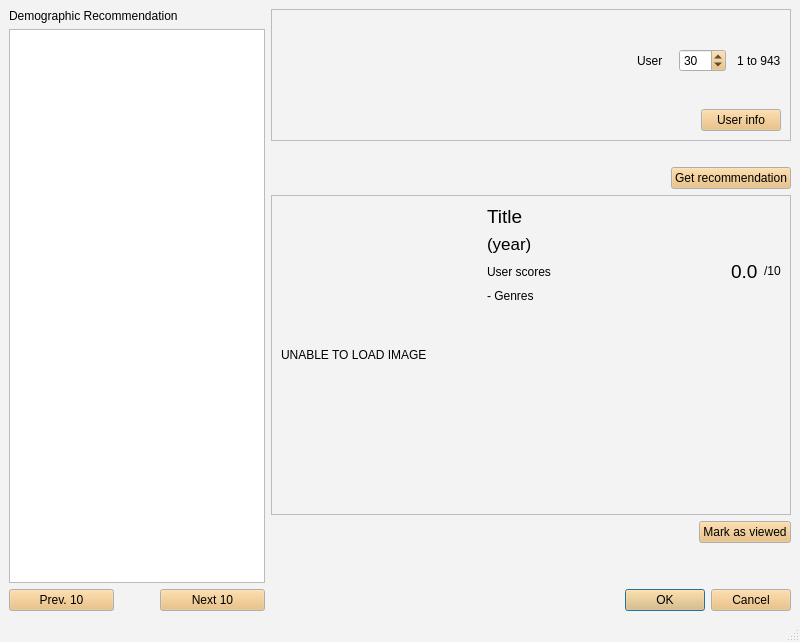
Above: views/UIs/demographicRecommendationWindow.ui from Pasqmg/Recomendador before the change. Below: the same form after it.
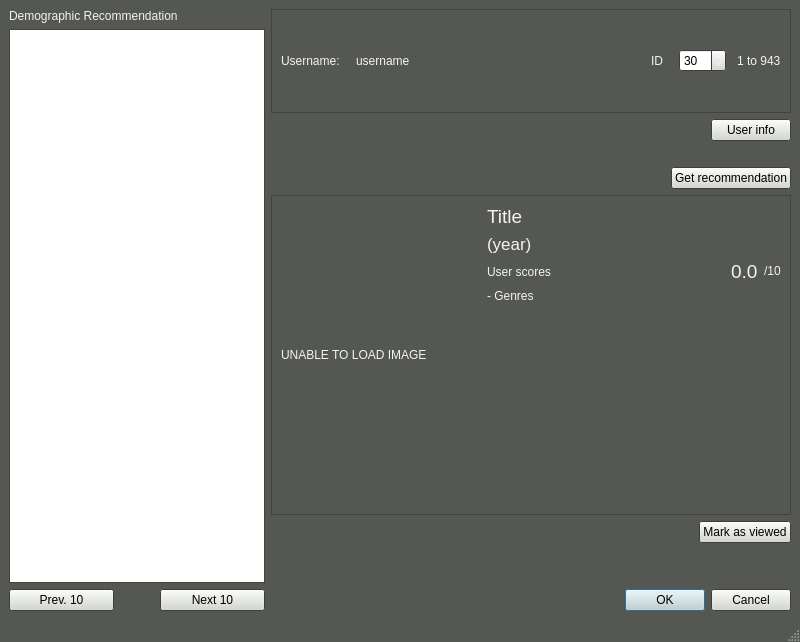
That is the form after the change. Icons and pictures are not drawn.

Commit message: Username label

```diff
--- a/views/UIs/demographicRecommendationWindow.ui
+++ b/views/UIs/demographicRecommendationWindow.ui
@@ -16,18 +16,18 @@
      <colorrole role="WindowText">
       <brush brushstyle="SolidPattern">
        <color alpha="255">
-        <red>0</red>
-        <green>0</green>
-        <blue>0</blue>
+        <red>243</red>
+        <green>243</green>
+        <blue>243</blue>
        </color>
       </brush>
      </colorrole>
      <colorrole role="Button">
       <brush brushstyle="SolidPattern">
        <color alpha="255">
-        <red>233</red>
-        <green>185</green>
-        <blue>110</blue>
+        <red>211</red>
+        <green>215</green>
+        <blue>207</blue>
        </color>
       </brush>
      </colorrole>
@@ -35,35 +35,35 @@
       <brush brushstyle="SolidPattern">
        <color alpha="255">
         <red>255</red>
-        <green>240</green>
-        <blue>215</blue>
+        <green>255</green>
+        <blue>255</blue>
        </color>
       </brush>
      </colorrole>
      <colorrole role="Midlight">
       <brush brushstyle="SolidPattern">
        <color alpha="255">
-        <red>244</red>
-        <green>212</green>
-        <blue>162</blue>
+        <red>233</red>
+        <green>235</green>
+        <blue>231</blue>
        </color>
       </brush>
      </colorrole>
      <colorrole role="Dark">
       <brush brushstyle="SolidPattern">
        <color alpha="255">
-        <red>116</red>
-        <green>92</green>
-        <blue>55</blue>
+        <red>105</red>
+        <green>107</green>
+        <blue>103</blue>
        </color>
       </brush>
      </colorrole>
      <colorrole role="Mid">
       <brush brushstyle="SolidPattern">
        <color alpha="255">
-        <red>155</red>
-        <green>123</green>
-        <blue>73</blue>
+        <red>141</red>
+        <green>143</green>
+        <blue>138</blue>
        </color>
       </brush>
      </colorrole>
@@ -106,27 +106,27 @@
      <colorrole role="Window">
       <brush brushstyle="SolidPattern">
        <color alpha="255">
-        <red>243</red>
-        <green>243</green>
-        <blue>243</blue>
+        <red>85</red>
+        <green>87</green>
+        <blue>83</blue>
        </color>
       </brush>
      </colorrole>
      <colorrole role="Shadow">
       <brush brushstyle="SolidPattern">
        <color alpha="255">
-        <red>0</red>
-        <green>0</green>
-        <blue>0</blue>
+        <red>136</red>
+        <green>138</green>
+        <blue>133</blue>
        </color>
       </brush>
      </colorrole>
      <colorrole role="AlternateBase">
       <brush brushstyle="SolidPattern">
        <color alpha="255">
-        <red>244</red>
-        <green>220</green>
-        <blue>182</blue>
+        <red>233</red>
+        <green>235</green>
+        <blue>231</blue>
        </color>
       </brush>
      </colorrole>
@@ -153,18 +153,18 @@
      <colorrole role="WindowText">
       <brush brushstyle="SolidPattern">
        <color alpha="255">
-        <red>0</red>
-        <green>0</green>
-        <blue>0</blue>
+        <red>243</red>
+        <green>243</green>
+        <blue>243</blue>
        </color>
       </brush>
      </colorrole>
      <colorrole role="Button">
       <brush brushstyle="SolidPattern">
        <color alpha="255">
-        <red>233</red>
-        <green>185</green>
-        <blue>110</blue>
+        <red>211</red>
+        <green>215</green>
+        <blue>207</blue>
        </color>
       </brush>
      </colorrole>
@@ -172,35 +172,35 @@
       <brush brushstyle="SolidPattern">
        <color alpha="255">
         <red>255</red>
-        <green>240</green>
-        <blue>215</blue>
+        <green>255</green>
+        <blue>255</blue>
        </color>
       </brush>
      </colorrole>
      <colorrole role="Midlight">
       <brush brushstyle="SolidPattern">
        <color alpha="255">
-        <red>244</red>
-        <green>212</green>
-        <blue>162</blue>
+        <red>233</red>
+        <green>235</green>
+        <blue>231</blue>
        </color>
       </brush>
      </colorrole>
      <colorrole role="Dark">
       <brush brushstyle="SolidPattern">
        <color alpha="255">
-        <red>116</red>
-        <green>92</green>
-        <blue>55</blue>
+        <red>105</red>
+        <green>107</green>
+        <blue>103</blue>
        </color>
       </brush>
      </colorrole>
      <colorrole role="Mid">
       <brush brushstyle="SolidPattern">
        <color alpha="255">
-        <red>155</red>
-        <green>123</green>
-        <blue>73</blue>
+        <red>141</red>
+        <green>143</green>
+        <blue>138</blue>
        </color>
       </brush>
      </colorrole>
@@ -243,27 +243,27 @@
      <colorrole role="Window">
       <brush brushstyle="SolidPattern">
        <color alpha="255">
-        <red>243</red>
-        <green>243</green>
-        <blue>243</blue>
+        <red>85</red>
+        <green>87</green>
+        <blue>83</blue>
        </color>
       </brush>
      </colorrole>
      <colorrole role="Shadow">
       <brush brushstyle="SolidPattern">
        <color alpha="255">
-        <red>0</red>
-        <green>0</green>
-        <blue>0</blue>
+        <red>136</red>
+        <green>138</green>
+        <blue>133</blue>
        </color>
       </brush>
      </colorrole>
      <colorrole role="AlternateBase">
       <brush brushstyle="SolidPattern">
        <color alpha="255">
-        <red>244</red>
-        <green>220</green>
-        <blue>182</blue>
+        <red>233</red>
+        <green>235</green>
+        <blue>231</blue>
        </color>
       </brush>
      </colorrole>
@@ -290,18 +290,18 @@
      <colorrole role="WindowText">
       <brush brushstyle="SolidPattern">
        <color alpha="255">
-        <red>116</red>
-        <green>92</green>
-        <blue>55</blue>
+        <red>105</red>
+        <green>107</green>
+        <blue>103</blue>
        </color>
       </brush>
      </colorrole>
      <colorrole role="Button">
       <brush brushstyle="SolidPattern">
        <color alpha="255">
-        <red>233</red>
-        <green>185</green>
-        <blue>110</blue>
+        <red>211</red>
+        <green>215</green>
+        <blue>207</blue>
        </color>
       </brush>
      </colorrole>
@@ -309,44 +309,44 @@
       <brush brushstyle="SolidPattern">
        <color alpha="255">
         <red>255</red>
-        <green>240</green>
-        <blue>215</blue>
+        <green>255</green>
+        <blue>255</blue>
        </color>
       </brush>
      </colorrole>
      <colorrole role="Midlight">
       <brush brushstyle="SolidPattern">
        <color alpha="255">
-        <red>244</red>
-        <green>212</green>
-        <blue>162</blue>
+        <red>233</red>
+        <green>235</green>
+        <blue>231</blue>
        </color>
       </brush>
      </colorrole>
      <colorrole role="Dark">
       <brush brushstyle="SolidPattern">
        <color alpha="255">
-        <red>116</red>
-        <green>92</green>
-        <blue>55</blue>
+        <red>105</red>
+        <green>107</green>
+        <blue>103</blue>
        </color>
       </brush>
      </colorrole>
      <colorrole role="Mid">
       <brush brushstyle="SolidPattern">
        <color alpha="255">
-        <red>155</red>
-        <green>123</green>
-        <blue>73</blue>
+        <red>141</red>
+        <green>143</green>
+        <blue>138</blue>
        </color>
       </brush>
      </colorrole>
      <colorrole role="Text">
       <brush brushstyle="SolidPattern">
        <color alpha="255">
-        <red>116</red>
-        <green>92</green>
-        <blue>55</blue>
+        <red>105</red>
+        <green>107</green>
+        <blue>103</blue>
        </color>
       </brush>
      </colorrole>
@@ -362,45 +362,45 @@
      <colorrole role="ButtonText">
       <brush brushstyle="SolidPattern">
        <color alpha="255">
-        <red>116</red>
-        <green>92</green>
-        <blue>55</blue>
+        <red>105</red>
+        <green>107</green>
+        <blue>103</blue>
        </color>
       </brush>
      </colorrole>
      <colorrole role="Base">
       <brush brushstyle="SolidPattern">
        <color alpha="255">
-        <red>243</red>
-        <green>243</green>
-        <blue>243</blue>
+        <red>85</red>
+        <green>87</green>
+        <blue>83</blue>
        </color>
       </brush>
      </colorrole>
      <colorrole role="Window">
       <brush brushstyle="SolidPattern">
        <color alpha="255">
-        <red>243</red>
-        <green>243</green>
-        <blue>243</blue>
+        <red>85</red>
+        <green>87</green>
+        <blue>83</blue>
        </color>
       </brush>
      </colorrole>
      <colorrole role="Shadow">
       <brush brushstyle="SolidPattern">
        <color alpha="255">
-        <red>0</red>
-        <green>0</green>
-        <blue>0</blue>
+        <red>136</red>
+        <green>138</green>
+        <blue>133</blue>
        </color>
       </brush>
      </colorrole>
      <colorrole role="AlternateBase">
       <brush brushstyle="SolidPattern">
        <color alpha="255">
-        <red>233</red>
-        <green>185</green>
-        <blue>110</blue>
+        <red>211</red>
+        <green>215</green>
+        <blue>207</blue>
        </color>
       </brush>
      </colorrole>
@@ -503,7 +503,37 @@
         </property>
         <layout class="QVBoxLayout" name="verticalLayout_4">
          <item>
-          <layout class="QHBoxLayout" name="horizontalLayout_2">
+          <layout class="QHBoxLayout" name="topHorizontalLayout">
+           <item>
+            <widget class="QLabel" name="usernameLabel">
+             <property name="text">
+              <string>Username:</string>
+             </property>
+            </widget>
+           </item>
+           <item>
+            <spacer name="horizontalSpacer_11">
+             <property name="orientation">
+              <enum>Qt::Horizontal</enum>
+             </property>
+             <property name="sizeType">
+              <enum>QSizePolicy::Fixed</enum>
+             </property>
+             <property name="sizeHint" stdset="0">
+              <size>
+               <width>10</width>
+               <height>20</height>
+              </size>
+             </property>
+            </spacer>
+           </item>
+           <item>
+            <widget class="QLabel" name="usernameValueLabel">
+             <property name="text">
+              <string>username</string>
+             </property>
+            </widget>
+           </item>
            <item>
             <spacer name="horizontalSpacer_6">
              <property name="orientation">
@@ -518,9 +548,9 @@
             </spacer>
            </item>
            <item>
-            <widget class="QLabel" name="label_2">
+            <widget class="QLabel" name="userIdLabel">
              <property name="text">
-              <string>User</string>
+              <string>ID</string>
              </property>
             </widget>
            </item>
@@ -578,33 +608,33 @@
            </item>
           </layout>
          </item>
-         <item>
-          <layout class="QHBoxLayout" name="horizontalLayout_3">
-           <item>
-            <spacer name="horizontalSpacer_4">
-             <property name="orientation">
-              <enum>Qt::Horizontal</enum>
-             </property>
-             <property name="sizeHint" stdset="0">
-              <size>
-               <width>40</width>
-               <height>20</height>
-              </size>
-             </property>
-            </spacer>
-           </item>
-           <item>
-            <widget class="QPushButton" name="userInfoButton">
-             <property name="text">
-              <string>User info</string>
-             </property>
-            </widget>
-           </item>
-          </layout>
-         </item>
         </layout>
        </widget>
       </item>
+      <item>
+       <layout class="QHBoxLayout" name="horizontalLayout_3">
+        <item>
+         <spacer name="horizontalSpacer_4">
+          <property name="orientation">
+           <enum>Qt::Horizontal</enum>
+          </property>
+          <property name="sizeHint" stdset="0">
+           <size>
+            <width>40</width>
+            <height>20</height>
+           </size>
+          </property>
+         </spacer>
+        </item>
+        <item>
+         <widget class="QPushButton" name="userInfoButton">
+          <property name="text">
+           <string>User info</string>
+          </property>
+         </widget>
+        </item>
+       </layout>
+      </item>
       <item>
        <spacer name="verticalSpacer_2">
         <property name="orientation">
```
The commit also changes 8 other files.
